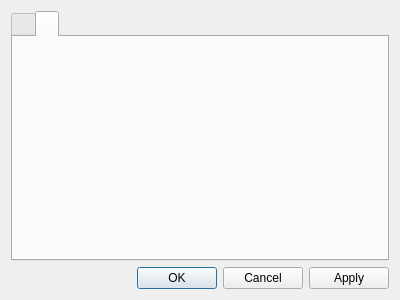
This is DeepSkyStacker/ui/RawDDPSettings.ui in deepskystacker/DSS as Qt 5 draws it before an edit. The edited form follows.
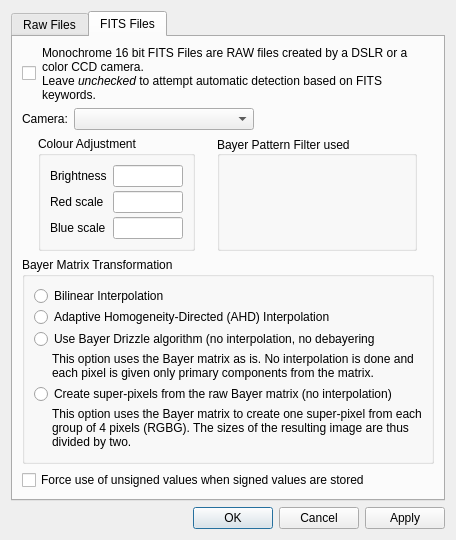
This is the edited form. The open tabs and pages were chosen to show the change.

Commit message: Convert RegisterSettings dialog to Qt

The edit to the form file:
```diff
--- a/DeepSkyStacker/ui/RawDDPSettings.ui
+++ b/DeepSkyStacker/ui/RawDDPSettings.ui
@@ -6,60 +6,663 @@
    <rect>
     <x>0</x>
     <y>0</y>
-    <width>400</width>
-    <height>300</height>
+    <width>456</width>
+    <height>540</height>
    </rect>
   </property>
   <property name="windowTitle">
    <string>RAW/FITS Digital Development Process Settings</string>
   </property>
-  <layout class="QVBoxLayout" name="verticalLayout">
-   <item>
+  <layout class="QGridLayout" name="gridLayout">
+   <item row="2" column="0">
     <widget class="QTabWidget" name="tabWidget">
      <property name="currentIndex">
       <number>1</number>
      </property>
      <widget class="QWidget" name="tab">
       <attribute name="title">
-       <string></string>
+       <string>Raw Files</string>
       </attribute>
-      <layout class="QVBoxLayout" name="verticalLayout_4">
-       <property name="leftMargin">
-        <number>5</number>
-       </property>
-       <property name="topMargin">
-        <number>5</number>
-       </property>
-       <property name="rightMargin">
-        <number>5</number>
-       </property>
-       <property name="bottomMargin">
-        <number>5</number>
-       </property>
+      <layout class="QVBoxLayout" name="verticalLayout">
+       <item>
+        <layout class="QHBoxLayout" name="horizontalLayout_5">
+         <item>
+          <widget class="QGroupBox" name="groupBox_9">
+           <property name="sizePolicy">
+            <sizepolicy hsizetype="Maximum" vsizetype="Preferred">
+             <horstretch>0</horstretch>
+             <verstretch>0</verstretch>
+            </sizepolicy>
+           </property>
+           <property name="maximumSize">
+            <size>
+             <width>150</width>
+             <height>16777215</height>
+            </size>
+           </property>
+           <property name="title">
+            <string>Color Adjustment</string>
+           </property>
+           <layout class="QFormLayout" name="formLayout_5">
+            <property name="formAlignment">
+             <set>Qt::AlignCenter</set>
+            </property>
+            <item row="0" column="0">
+             <widget class="QLabel" name="label_21">
+              <property name="text">
+               <string>Brightness</string>
+              </property>
+             </widget>
+            </item>
+            <item row="0" column="1">
+             <widget class="QLineEdit" name="brightness">
+              <property name="sizePolicy">
+               <sizepolicy hsizetype="Maximum" vsizetype="Fixed">
+                <horstretch>0</horstretch>
+                <verstretch>0</verstretch>
+               </sizepolicy>
+              </property>
+              <property name="minimumSize">
+               <size>
+                <width>50</width>
+                <height>0</height>
+               </size>
+              </property>
+             </widget>
+            </item>
+            <item row="1" column="0">
+             <widget class="QLabel" name="label_22">
+              <property name="text">
+               <string>Red Scale</string>
+              </property>
+             </widget>
+            </item>
+            <item row="1" column="1">
+             <widget class="QLineEdit" name="redScale">
+              <property name="sizePolicy">
+               <sizepolicy hsizetype="Maximum" vsizetype="Fixed">
+                <horstretch>0</horstretch>
+                <verstretch>0</verstretch>
+               </sizepolicy>
+              </property>
+              <property name="minimumSize">
+               <size>
+                <width>50</width>
+                <height>0</height>
+               </size>
+              </property>
+             </widget>
+            </item>
+            <item row="2" column="0">
+             <widget class="QLabel" name="label_23">
+              <property name="text">
+               <string>Blue Scale</string>
+              </property>
+             </widget>
+            </item>
+            <item row="2" column="1">
+             <widget class="QLineEdit" name="blueScale">
+              <property name="sizePolicy">
+               <sizepolicy hsizetype="Maximum" vsizetype="Fixed">
+                <horstretch>0</horstretch>
+                <verstretch>0</verstretch>
+               </sizepolicy>
+              </property>
+              <property name="minimumSize">
+               <size>
+                <width>50</width>
+                <height>0</height>
+               </size>
+              </property>
+             </widget>
+            </item>
+           </layout>
+          </widget>
+         </item>
+         <item>
+          <widget class="QGroupBox" name="groupBox_10">
+           <property name="sizePolicy">
+            <sizepolicy hsizetype="Preferred" vsizetype="Preferred">
+             <horstretch>0</horstretch>
+             <verstretch>0</verstretch>
+            </sizepolicy>
+           </property>
+           <property name="title">
+            <string>White Balance</string>
+           </property>
+           <layout class="QVBoxLayout" name="verticalLayout_10">
+            <item>
+             <widget class="QCheckBox" name="noWB">
+              <property name="text">
+               <string>No White Balance Processing</string>
+              </property>
+             </widget>
+            </item>
+            <item>
+             <widget class="QCheckBox" name="cameraWB">
+              <property name="text">
+               <string>Use Camera White Balance</string>
+              </property>
+             </widget>
+            </item>
+           </layout>
+          </widget>
+         </item>
+         <item>
+          <spacer name="horizontalSpacer">
+           <property name="orientation">
+            <enum>Qt::Horizontal</enum>
+           </property>
+           <property name="sizeHint" stdset="0">
+            <size>
+             <width>40</width>
+             <height>20</height>
+            </size>
+           </property>
+          </spacer>
+         </item>
+        </layout>
+       </item>
+       <item>
+        <widget class="QGroupBox" name="groupBox_11">
+         <property name="title">
+          <string>Bayer Matrix Transformation</string>
+         </property>
+         <layout class="QVBoxLayout" name="verticalLayout_11">
+          <item>
+           <widget class="QRadioButton" name="bilinear">
+            <property name="text">
+             <string>Bilinear Interpolation</string>
+            </property>
+           </widget>
+          </item>
+          <item>
+           <spacer name="verticalSpacer_13">
+            <property name="orientation">
+             <enum>Qt::Vertical</enum>
+            </property>
+            <property name="sizeHint" stdset="0">
+             <size>
+              <width>20</width>
+              <height>5</height>
+             </size>
+            </property>
+           </spacer>
+          </item>
+          <item>
+           <widget class="QRadioButton" name="AHD">
+            <property name="text">
+             <string>Adaptive Homogeneity-Directed (AHD) Interpolation</string>
+            </property>
+           </widget>
+          </item>
+          <item>
+           <spacer name="verticalSpacer_14">
+            <property name="orientation">
+             <enum>Qt::Vertical</enum>
+            </property>
+            <property name="sizeHint" stdset="0">
+             <size>
+              <width>20</width>
+              <height>5</height>
+             </size>
+            </property>
+           </spacer>
+          </item>
+          <item>
+           <widget class="QRadioButton" name="rawBayer">
+            <property name="text">
+             <string>Use Bayer Drizzle algorithm (no interpolation, no debayering</string>
+            </property>
+           </widget>
+          </item>
+          <item>
+           <widget class="QLabel" name="label_24">
+            <property name="sizePolicy">
+             <sizepolicy hsizetype="Preferred" vsizetype="MinimumExpanding">
+              <horstretch>0</horstretch>
+              <verstretch>0</verstretch>
+             </sizepolicy>
+            </property>
+            <property name="styleSheet">
+             <string notr="true">margin-left: 15</string>
+            </property>
+            <property name="text">
+             <string>This option uses the Bayer matrix as is. No interpolation is done and each pixel is given only primary components from the matrix.</string>
+            </property>
+            <property name="alignment">
+             <set>Qt::AlignLeading|Qt::AlignLeft|Qt::AlignTop</set>
+            </property>
+            <property name="wordWrap">
+             <bool>true</bool>
+            </property>
+           </widget>
+          </item>
+          <item>
+           <spacer name="verticalSpacer_15">
+            <property name="orientation">
+             <enum>Qt::Vertical</enum>
+            </property>
+            <property name="sizeHint" stdset="0">
+             <size>
+              <width>20</width>
+              <height>5</height>
+             </size>
+            </property>
+           </spacer>
+          </item>
+          <item>
+           <widget class="QRadioButton" name="superPixels">
+            <property name="text">
+             <string>Create super- pixels from the raw Bayer matrix (no interpolation)</string>
+            </property>
+           </widget>
+          </item>
+          <item>
+           <widget class="QLabel" name="label_25">
+            <property name="sizePolicy">
+             <sizepolicy hsizetype="Preferred" vsizetype="MinimumExpanding">
+              <horstretch>0</horstretch>
+              <verstretch>0</verstretch>
+             </sizepolicy>
+            </property>
+            <property name="styleSheet">
+             <string notr="true">margin-left: 15</string>
+            </property>
+            <property name="text">
+             <string>This option uses the Bayer matrix to create one super-pixel from each group of 4 pixels (RGBG). The sizes of the resulting image are thus divided by two.</string>
+            </property>
+            <property name="alignment">
+             <set>Qt::AlignLeading|Qt::AlignLeft|Qt::AlignTop</set>
+            </property>
+            <property name="wordWrap">
+             <bool>true</bool>
+            </property>
+           </widget>
+          </item>
+         </layout>
+        </widget>
+       </item>
+       <item>
+        <widget class="QCheckBox" name="blackPointToZero">
+         <property name="text">
+          <string>Set the black point to 0</string>
+         </property>
+        </widget>
+       </item>
       </layout>
      </widget>
      <widget class="QWidget" name="tab_2">
       <attribute name="title">
-       <string></string>
+       <string>FITS Files</string>
       </attribute>
-      <layout class="QVBoxLayout" name="verticalLayout_5">
-       <property name="leftMargin">
-        <number>5</number>
-       </property>
-       <property name="topMargin">
-        <number>5</number>
-       </property>
-       <property name="rightMargin">
-        <number>5</number>
-       </property>
-       <property name="bottomMargin">
-        <number>5</number>
-       </property>
+      <layout class="QVBoxLayout" name="verticalLayout_22">
+       <item>
+        <layout class="QHBoxLayout" name="horizontalLayout_17">
+         <item>
+          <widget class="QCheckBox" name="isFITSRaw">
+           <property name="sizePolicy">
+            <sizepolicy hsizetype="Maximum" vsizetype="Fixed">
+             <horstretch>0</horstretch>
+             <verstretch>0</verstretch>
+            </sizepolicy>
+           </property>
+           <property name="text">
+            <string/>
+           </property>
+          </widget>
+         </item>
+         <item>
+          <widget class="QLabel" name="label_65">
+           <property name="text">
+            <string>&lt;html&gt;&lt;head/&gt;&lt;body&gt;&lt;p&gt;Monochrome 16 bit FITS Files are RAW files created by a DSLR or a color CCD camera.&lt;br/&gt;Leave &lt;span style=&quot; font-style:italic;&quot;&gt;unchecked&lt;/span&gt; to attempt automatic detection based on FITS keywords.&lt;/p&gt;&lt;/body&gt;&lt;/html&gt;</string>
+           </property>
+           <property name="textFormat">
+            <enum>Qt::RichText</enum>
+           </property>
+           <property name="wordWrap">
+            <bool>true</bool>
+           </property>
+          </widget>
+         </item>
+        </layout>
+       </item>
+       <item>
+        <layout class="QHBoxLayout" name="horizontalLayout_15">
+         <item>
+          <widget class="QLabel" name="textDSLRs">
+           <property name="sizePolicy">
+            <sizepolicy hsizetype="Preferred" vsizetype="Fixed">
+             <horstretch>0</horstretch>
+             <verstretch>0</verstretch>
+            </sizepolicy>
+           </property>
+           <property name="text">
+            <string>Camera:</string>
+           </property>
+          </widget>
+         </item>
+         <item>
+          <widget class="QComboBox" name="DSLRs">
+           <property name="sizePolicy">
+            <sizepolicy hsizetype="MinimumExpanding" vsizetype="Fixed">
+             <horstretch>0</horstretch>
+             <verstretch>0</verstretch>
+            </sizepolicy>
+           </property>
+          </widget>
+         </item>
+         <item>
+          <spacer name="horizontalSpacer_2">
+           <property name="orientation">
+            <enum>Qt::Horizontal</enum>
+           </property>
+           <property name="sizeHint" stdset="0">
+            <size>
+             <width>40</width>
+             <height>20</height>
+            </size>
+           </property>
+          </spacer>
+         </item>
+        </layout>
+       </item>
+       <item>
+        <layout class="QHBoxLayout" name="horizontalLayout_16">
+         <item>
+          <widget class="QGroupBox" name="colourAdjustment">
+           <property name="sizePolicy">
+            <sizepolicy hsizetype="Maximum" vsizetype="Fixed">
+             <horstretch>0</horstretch>
+             <verstretch>0</verstretch>
+            </sizepolicy>
+           </property>
+           <property name="title">
+            <string>Colour Adjustment</string>
+           </property>
+           <layout class="QFormLayout" name="formLayout_11">
+            <property name="verticalSpacing">
+             <number>4</number>
+            </property>
+            <item row="1" column="1">
+             <widget class="QLineEdit" name="brightness_2">
+              <property name="sizePolicy">
+               <sizepolicy hsizetype="Maximum" vsizetype="Fixed">
+                <horstretch>0</horstretch>
+                <verstretch>0</verstretch>
+               </sizepolicy>
+              </property>
+              <property name="minimumSize">
+               <size>
+                <width>50</width>
+                <height>0</height>
+               </size>
+              </property>
+              <property name="maximumSize">
+               <size>
+                <width>70</width>
+                <height>16777215</height>
+               </size>
+              </property>
+             </widget>
+            </item>
+            <item row="3" column="1">
+             <widget class="QLineEdit" name="redScale_2">
+              <property name="sizePolicy">
+               <sizepolicy hsizetype="Maximum" vsizetype="Fixed">
+                <horstretch>0</horstretch>
+                <verstretch>0</verstretch>
+               </sizepolicy>
+              </property>
+              <property name="minimumSize">
+               <size>
+                <width>50</width>
+                <height>0</height>
+               </size>
+              </property>
+              <property name="maximumSize">
+               <size>
+                <width>70</width>
+                <height>16777215</height>
+               </size>
+              </property>
+             </widget>
+            </item>
+            <item row="5" column="1">
+             <widget class="QLineEdit" name="blueScale_2">
+              <property name="sizePolicy">
+               <sizepolicy hsizetype="Maximum" vsizetype="Fixed">
+                <horstretch>0</horstretch>
+                <verstretch>0</verstretch>
+               </sizepolicy>
+              </property>
+              <property name="minimumSize">
+               <size>
+                <width>50</width>
+                <height>0</height>
+               </size>
+              </property>
+              <property name="maximumSize">
+               <size>
+                <width>70</width>
+                <height>16777215</height>
+               </size>
+              </property>
+             </widget>
+            </item>
+            <item row="1" column="0">
+             <widget class="QLabel" name="label_59">
+              <property name="text">
+               <string>Brightness</string>
+              </property>
+             </widget>
+            </item>
+            <item row="3" column="0">
+             <widget class="QLabel" name="label_60">
+              <property name="text">
+               <string>Red scale</string>
+              </property>
+             </widget>
+            </item>
+            <item row="5" column="0">
+             <widget class="QLabel" name="label_61">
+              <property name="text">
+               <string>Blue scale</string>
+              </property>
+             </widget>
+            </item>
+           </layout>
+          </widget>
+         </item>
+         <item>
+          <widget class="QGroupBox" name="bayerGroup">
+           <property name="sizePolicy">
+            <sizepolicy hsizetype="Preferred" vsizetype="Preferred">
+             <horstretch>0</horstretch>
+             <verstretch>0</verstretch>
+            </sizepolicy>
+           </property>
+           <property name="maximumSize">
+            <size>
+             <width>200</width>
+             <height>16777215</height>
+            </size>
+           </property>
+           <property name="title">
+            <string>Bayer Pattern Filter used</string>
+           </property>
+           <property name="alignment">
+            <set>Qt::AlignLeading|Qt::AlignLeft|Qt::AlignVCenter</set>
+           </property>
+           <layout class="QHBoxLayout" name="horizontalLayout_18">
+            <item>
+             <widget class="QLabel" name="bayerPattern">
+              <property name="sizePolicy">
+               <sizepolicy hsizetype="Maximum" vsizetype="Maximum">
+                <horstretch>0</horstretch>
+                <verstretch>0</verstretch>
+               </sizepolicy>
+              </property>
+              <property name="minimumSize">
+               <size>
+                <width>50</width>
+                <height>50</height>
+               </size>
+              </property>
+              <property name="maximumSize">
+               <size>
+                <width>50</width>
+                <height>50</height>
+               </size>
+              </property>
+              <property name="text">
+               <string/>
+              </property>
+              <property name="alignment">
+               <set>Qt::AlignCenter</set>
+              </property>
+             </widget>
+            </item>
+           </layout>
+          </widget>
+         </item>
+        </layout>
+       </item>
+       <item>
+        <widget class="QGroupBox" name="groupBox_20">
+         <property name="title">
+          <string>Bayer Matrix Transformation</string>
+         </property>
+         <layout class="QVBoxLayout" name="verticalLayout_21">
+          <property name="spacing">
+           <number>0</number>
+          </property>
+          <item>
+           <widget class="QRadioButton" name="bilinear_2">
+            <property name="text">
+             <string>Bilinear Interpolation</string>
+            </property>
+           </widget>
+          </item>
+          <item>
+           <spacer name="verticalSpacer_25">
+            <property name="orientation">
+             <enum>Qt::Vertical</enum>
+            </property>
+            <property name="sizeHint" stdset="0">
+             <size>
+              <width>20</width>
+              <height>5</height>
+             </size>
+            </property>
+           </spacer>
+          </item>
+          <item>
+           <widget class="QRadioButton" name="AHD_2">
+            <property name="text">
+             <string>Adaptive Homogeneity-Directed (AHD) Interpolation</string>
+            </property>
+           </widget>
+          </item>
+          <item>
+           <spacer name="verticalSpacer_26">
+            <property name="orientation">
+             <enum>Qt::Vertical</enum>
+            </property>
+            <property name="sizeHint" stdset="0">
+             <size>
+              <width>20</width>
+              <height>5</height>
+             </size>
+            </property>
+           </spacer>
+          </item>
+          <item>
+           <widget class="QRadioButton" name="rawBayer_2">
+            <property name="text">
+             <string>Use Bayer Drizzle algorithm (no interpolation, no debayering</string>
+            </property>
+           </widget>
+          </item>
+          <item>
+           <widget class="QLabel" name="bilinear_2_desc">
+            <property name="sizePolicy">
+             <sizepolicy hsizetype="Preferred" vsizetype="MinimumExpanding">
+              <horstretch>0</horstretch>
+              <verstretch>0</verstretch>
+             </sizepolicy>
+            </property>
+            <property name="styleSheet">
+             <string notr="true">margin-left: 15</string>
+            </property>
+            <property name="text">
+             <string>This option uses the Bayer matrix as is. No interpolation is done and each pixel is given only primary components from the matrix.</string>
+            </property>
+            <property name="alignment">
+             <set>Qt::AlignBottom|Qt::AlignLeading|Qt::AlignLeft</set>
+            </property>
+            <property name="wordWrap">
+             <bool>true</bool>
+            </property>
+           </widget>
+          </item>
+          <item>
+           <spacer name="verticalSpacer_27">
+            <property name="orientation">
+             <enum>Qt::Vertical</enum>
+            </property>
+            <property name="sizeHint" stdset="0">
+             <size>
+              <width>20</width>
+              <height>5</height>
+             </size>
+            </property>
+           </spacer>
+          </item>
+          <item>
+           <widget class="QRadioButton" name="superPixels_2">
+            <property name="text">
+             <string>Create super-pixels from the raw Bayer matrix (no interpolation)</string>
+            </property>
+           </widget>
+          </item>
+          <item>
+           <widget class="QLabel" name="superPixels_2_desc">
+            <property name="sizePolicy">
+             <sizepolicy hsizetype="Preferred" vsizetype="MinimumExpanding">
+              <horstretch>0</horstretch>
+              <verstretch>0</verstretch>
+             </sizepolicy>
+            </property>
+            <property name="styleSheet">
+             <string notr="true">margin-left: 15</string>
+            </property>
+            <property name="text">
+             <string>This option uses the Bayer matrix to create one super-pixel from each group of 4 pixels (RGBG). The sizes of the resulting image are thus divided by two.</string>
+            </property>
+            <property name="alignment">
+             <set>Qt::AlignBottom|Qt::AlignLeading|Qt::AlignLeft</set>
+            </property>
+            <property name="wordWrap">
+             <bool>true</bool>
+            </property>
+           </widget>
+          </item>
+         </layout>
+        </widget>
+       </item>
+       <item>
+        <widget class="QCheckBox" name="forceUnsigned">
+         <property name="text">
+          <string>Force use of unsigned values when signed values are stored</string>
+         </property>
+        </widget>
+       </item>
       </layout>
      </widget>
     </widget>
    </item>
-   <item>
+   <item row="3" column="0">
     <widget class="QDialogButtonBox" name="buttonBox">
      <property name="orientation">
       <enum>Qt::Horizontal</enum>
```
Left out of the diff: 6 changed lines with no effect on the pictures. The commit also changes 14 other files.
